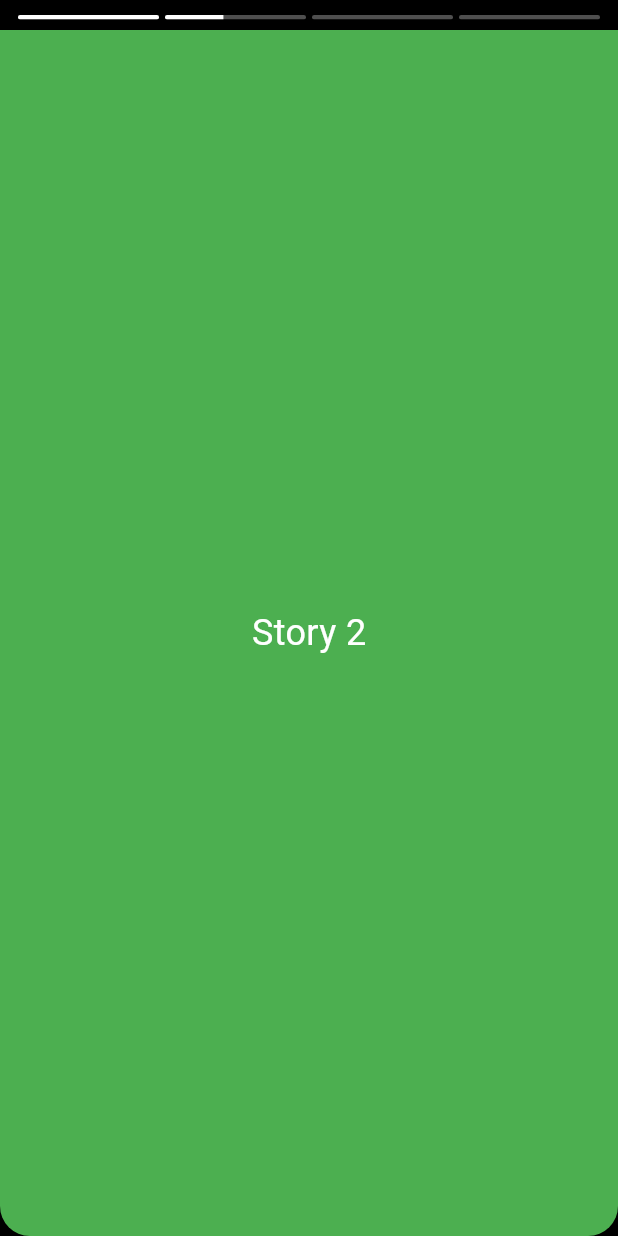
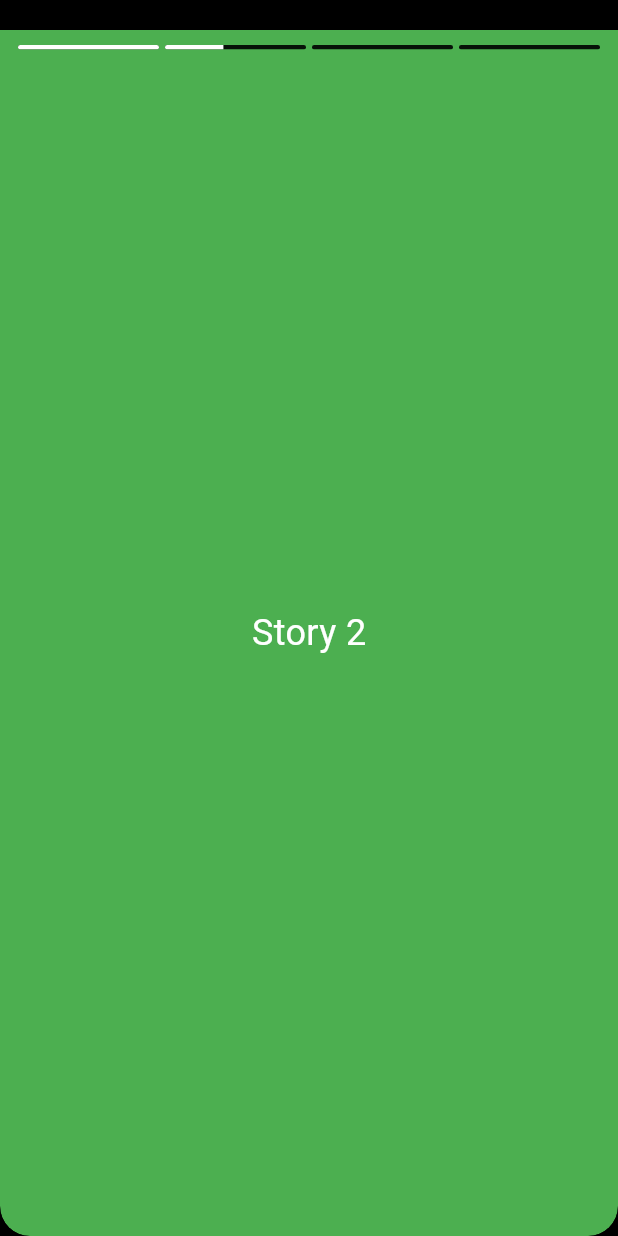
Before and after one commit to Raks-Javac/storykit, a Flutter app: the screen it shows after launch, on a phone screen of 412 x 824 dp. Run offline on Flutter 3.47's test engine with Material 3 defaults, Android fonts, the phone set to English and light mode, and no system bars.

```diff
--- a/example/lib/main.dart
+++ b/example/lib/main.dart
@@ -65,8 +65,12 @@ class StoryScreen extends StatelessWidget {
   @override
   Widget build(BuildContext context) {
     return SafeArea(
+      child: ClipRRect(
+        borderRadius: BorderRadius.circular(20),
         child: StoryKit(
-
+          linePositon: LinePositon(
+            top: 30,
+          ),
           stories: _stories,
           initialIndex: 0,
           onIndexChange: (index) {},
@@ -78,9 +82,10 @@ class StoryScreen extends StatelessWidget {
             return const Duration(seconds: 5);
           },
           progressColor: Colors.white,
-        progressBackgroundColor: Colors.grey.withOpacity(0.5),
+          progressBackgroundColor: Colors.black.withOpacity(0.9),
           wholeBackgroundColor: Colors.black,
           currentIndex: 0, // Start from the first story
+        ),
       ),
     );
   }
--- a/pubspec.yaml
+++ b/pubspec.yaml
@@ -1,6 +1,6 @@
 name: storykit
 description: "A Flutter package for creating Instagram-like stories with customizable progress indicators, durations, and backgrounds."
-version: 0.0.2
+version: 0.0.3
 homepage: https://pub.dev/packages/storykit
 repository: https://github.com/Raks-Javac/storykit
 issue_tracker: https://github.com/Raks-Javac/storykit/issues
```
Also changed, not shown: 1 other file. Lines whose indentation alone changed are shown as unchanged.
